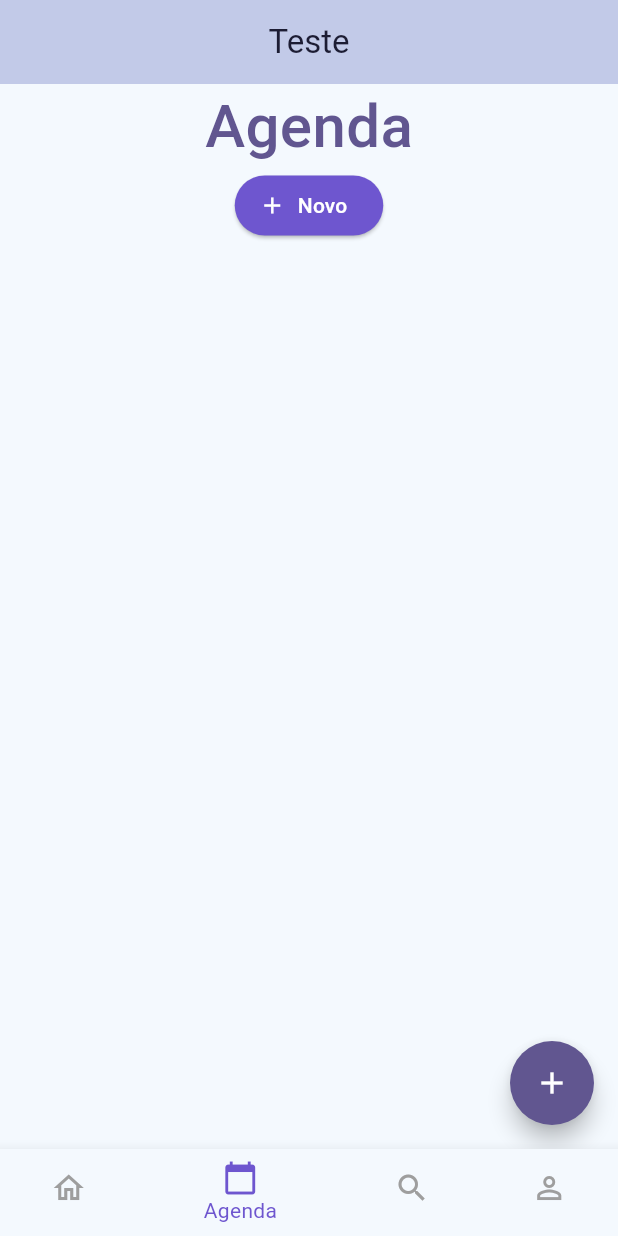
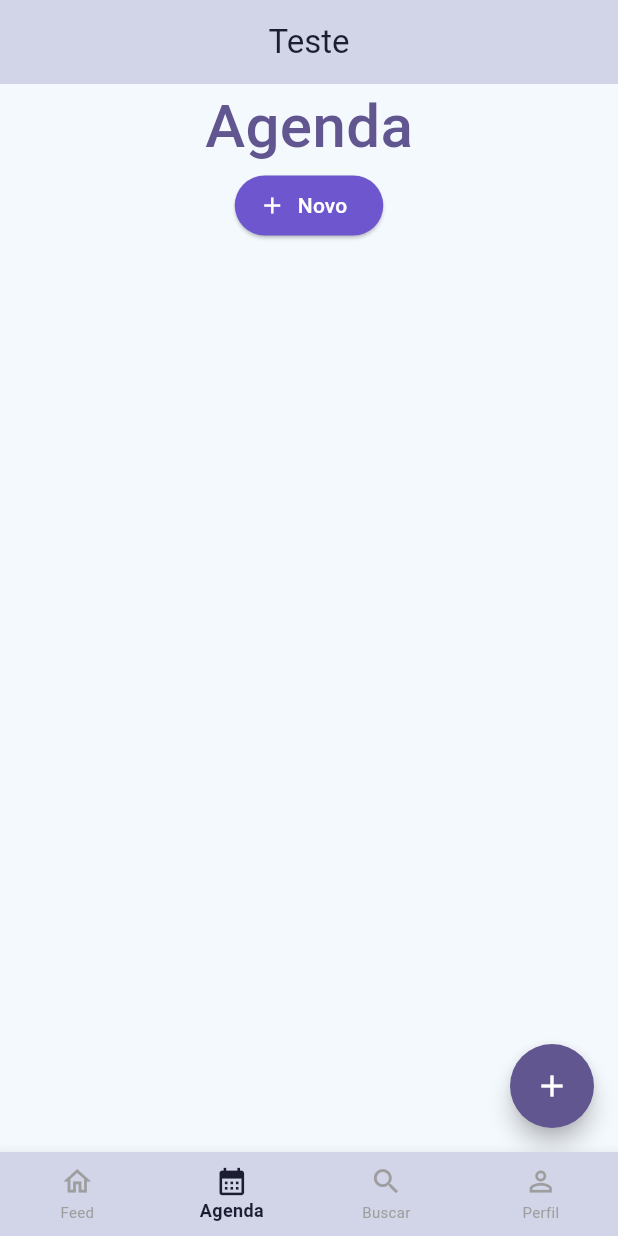
Before and after one commit to romatorres/freelamusic, a Flutter app: the screen it shows after launch, item 2 of the bottom bar chosen, on a phone screen of 412 x 824 dp. Run offline on Flutter 3.47's test engine with Material 3 defaults, Android fonts, the light colour scheme and no system bars.

Commit message:
edição BottonNavigator

```diff
--- a/lib/core/theme/app_theme.dart
+++ b/lib/core/theme/app_theme.dart
@@ -2,7 +2,7 @@ import 'package:flutter/material.dart';
 
 class AppTheme {
   static const Color primary = Color(0xFF6E56CF);
-  static const Color secondary = Color(0xFFC2CAE8);
+  static const Color secondary = Color(0xFFD1D5E7);
   static const Color backgroundLight = Color(0xFFF4F9FE);
   static const Color backgroundDark = Color(0xFF1C1C33);
   static const Color textDark = Color(0xFF1C1C33);
@@ -55,9 +55,11 @@ class AppTheme {
     ),
 
     bottomNavigationBarTheme: const BottomNavigationBarThemeData(
-      backgroundColor: backgroundLight,
-      selectedItemColor: primary,
+      backgroundColor: secondary,
+      selectedItemColor: backgroundDark,
       unselectedItemColor: Colors.grey,
+      selectedLabelStyle: TextStyle(fontSize: 12, fontWeight: FontWeight.bold),
+      unselectedLabelStyle: TextStyle(fontSize: 10),
     ),
   );
 
--- a/lib/features/home/presentation/pages/home_page.dart
+++ b/lib/features/home/presentation/pages/home_page.dart
@@ -26,7 +26,9 @@ class _HomePageState extends State<HomePage> {
     return Scaffold(
       body: IndexedStack(index: _currentIndex, children: _pages),
       bottomNavigationBar: BottomNavigationBar(
+        type: BottomNavigationBarType.fixed,
         currentIndex: _currentIndex,
+        iconSize: 22,
         onTap: (index) => setState(() => _currentIndex = index),
         items: const [
           BottomNavigationBarItem(
@@ -35,8 +37,8 @@ class _HomePageState extends State<HomePage> {
             label: 'Feed',
           ),
           BottomNavigationBarItem(
-            icon: Icon(Icons.calendar_today_outlined),
-            activeIcon: Icon(Icons.calendar_today),
+            icon: Icon(Icons.calendar_month_outlined),
+            activeIcon: Icon(Icons.calendar_month),
             label: 'Agenda',
           ),
           BottomNavigationBarItem(
```
Also changed, not shown: assets/images/logo.svg (deleted).
